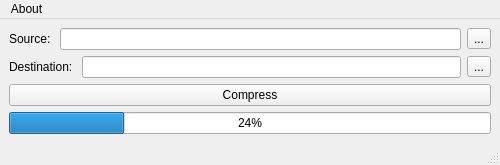
The window that src/ui/main.ui (Starland9/SimpleVideoCompresser) describes before a commit, drawn with Qt 5.
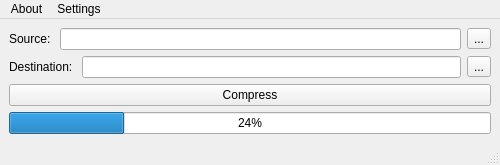
The same window after the commit.

Commit message:
feat: add settings functionality
Adds a settings menu to the application, enabling users to customize certain aspects of the video compression process, including the supported file extensions. This gives users more control over the compression process and improves the overall user experience.

The settings functionality includes a dedicated settings window that allows users to select which video file extensions the application should recognize and process. This feature improves the flexibility and customization of the application.

```diff
--- a/src/ui/main.ui
+++ b/src/ui/main.ui
@@ -109,7 +109,14 @@
     </property>
     <addaction name="actionAbout_Dev"/>
    </widget>
+   <widget class="QMenu" name="menuSettings">
+    <property name="title">
+     <string>Settings</string>
+    </property>
+    <addaction name="actionSettings"/>
+   </widget>
    <addaction name="menuAbout"/>
+   <addaction name="menuSettings"/>
   </widget>
   <widget class="QStatusBar" name="statusbar"/>
   <action name="actionAbout_Dev">
```
Left out of the diff: 10 changed lines with no effect on the pictures. The commit also changes 13 other files.
